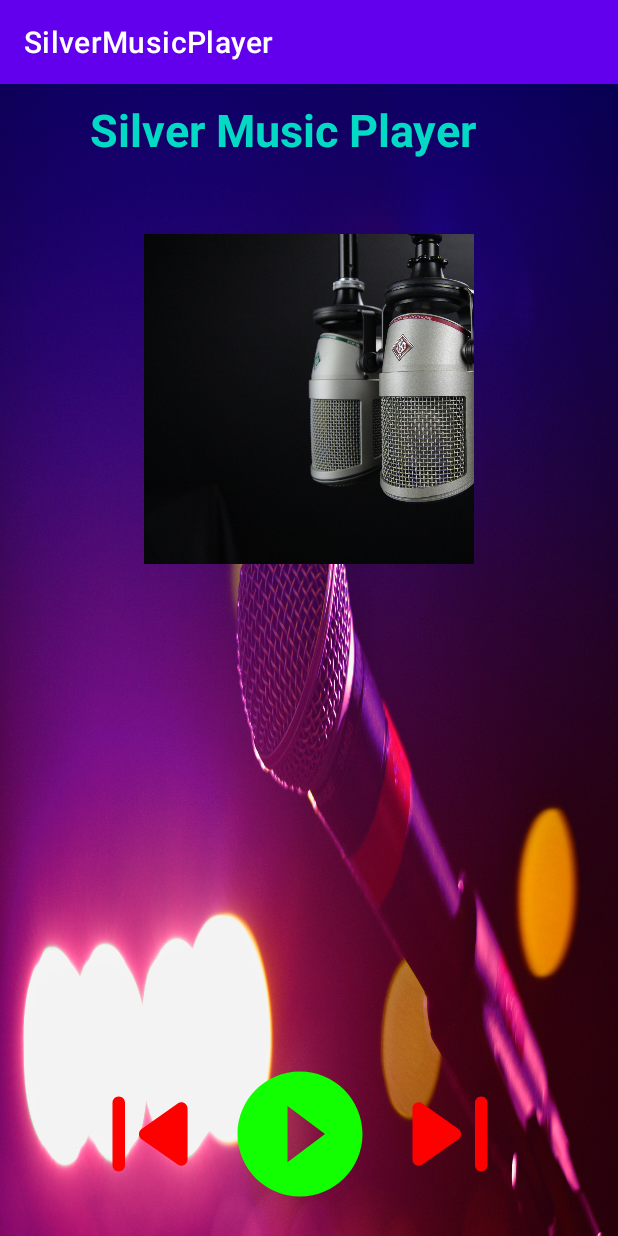
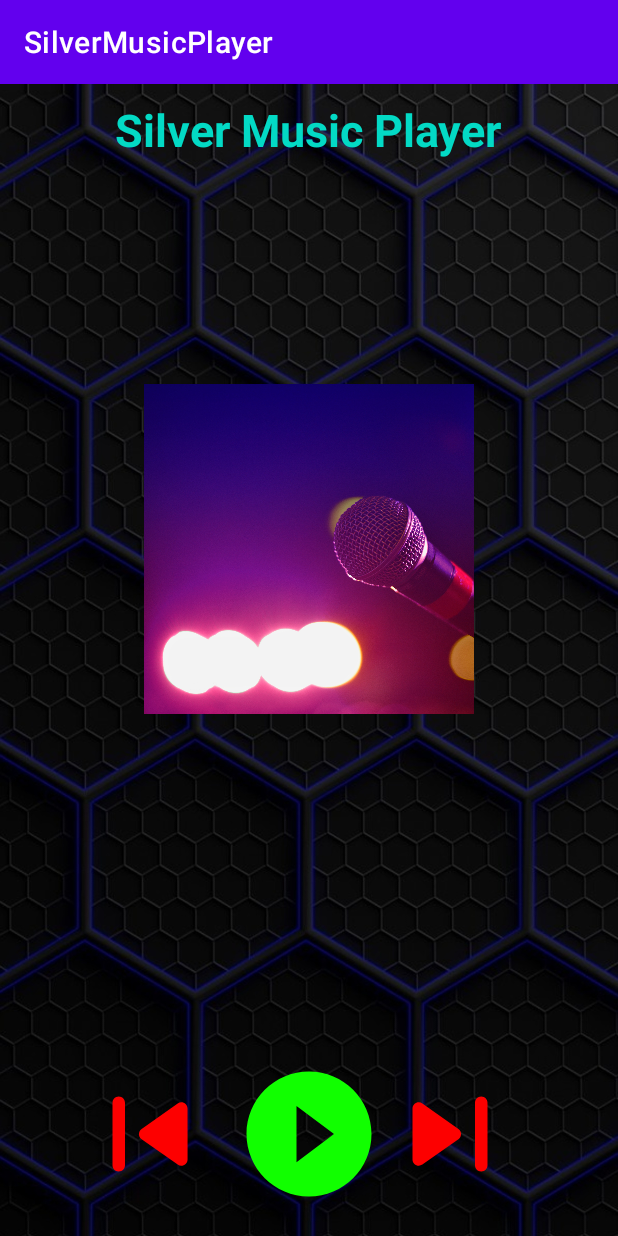
Before and after one commit to gnsgns6/SilverMusicPlayer2, an Android app: the screen it shows after launch (MainActivity), on a phone screen of 412 x 824 dp. Run offline under Robolectric (Android 15) with nearby library versions, the phone set to English and light mode, and no system bars.

Commit message:
Initial Code

```diff
--- a/app/src/main/res/layout/activity_main.xml
+++ b/app/src/main/res/layout/activity_main.xml
@@ -9,35 +9,33 @@
     <ImageView
         android:layout_width="match_parent"
         android:layout_height="wrap_content"
-        android:background="@drawable/music2"
+        android:background="@drawable/img2"
         android:contentDescription="@string/background_image" />
 
     <androidx.cardview.widget.CardView
         android:id="@+id/roundCardView"
-        android:layout_marginTop="100dp"
+        android:layout_marginTop="200dp"
         android:layout_width="220dp"
         android:layout_height="220dp"
         android:layout_centerHorizontal="true"
         android:elevation="0dp"
         app:cardCornerRadius="100dp">
-
         <ImageView
             android:layout_width="330dp"
             android:layout_height="220dp"
             android:cropToPadding="true"
             android:contentDescription="@string/round_image"
-            android:src="@drawable/music1" />
+            android:src="@drawable/music2" />
     </androidx.cardview.widget.CardView>
-
 
     <TextView
     android:layout_width="wrap_content"
     android:layout_height="wrap_content"
     android:text="@string/silver_music_player"
     android:textColor="@color/teal_200"
+    android:layout_centerHorizontal="true"
     android:textSize="30sp"
     android:textStyle="bold"
-    android:layout_marginStart="60dp"
     android:layout_marginTop="10dp"
     />
 
@@ -45,7 +43,7 @@
         android:layout_width="100dp"
         android:layout_height="100dp"
         android:layout_marginTop="650dp"
-        android:layout_marginStart="150dp"
+        android:layout_centerHorizontal="true"
         android:contentDescription="@string/play_button_icon"
         android:src="@drawable/play_icon"
         />
```
Also changed, not shown: app/src/main/res/drawable/img2.jpg (added), 1 other file.
